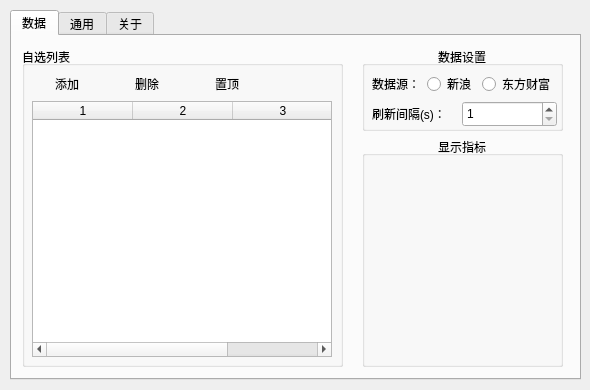
Old version of the form stockwidget/ui/generated/settings.ui in the repository sbr0574/StockWidget.
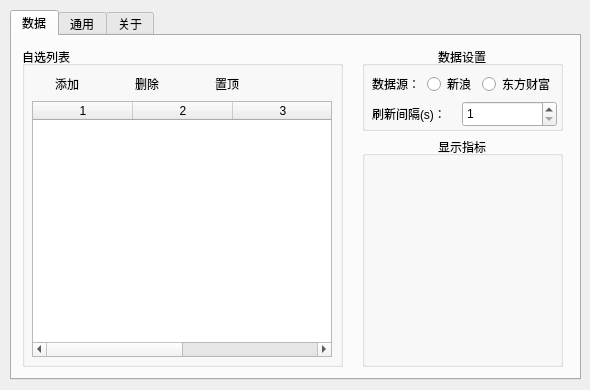
New version of the form. Icons and pictures are not drawn. Custom widgets are drawn as their Qt base class.

Diff of the .ui file:
```diff
--- a/stockwidget/ui/generated/settings.ui
+++ b/stockwidget/ui/generated/settings.ui
@@ -111,7 +111,7 @@
        <number>0</number>
       </property>
       <property name="columnCount">
-       <number>3</number>
+       <number>4</number>
       </property>
       <attribute name="horizontalHeaderCascadingSectionResizes">
        <bool>true</bool>
@@ -128,6 +128,7 @@
       <column/>
       <column/>
       <column/>
+      <column/>
      </widget>
      <widget class="QPushButton" name="btn_del">
       <property name="geometry">
```
